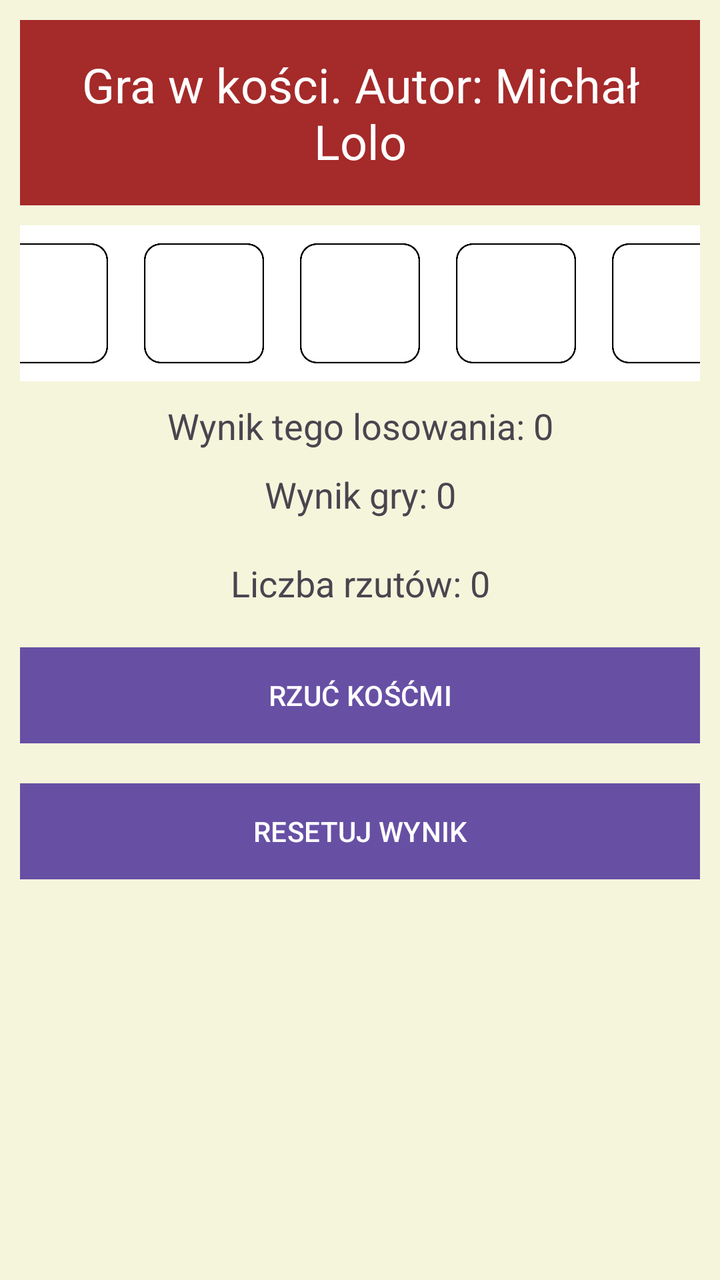
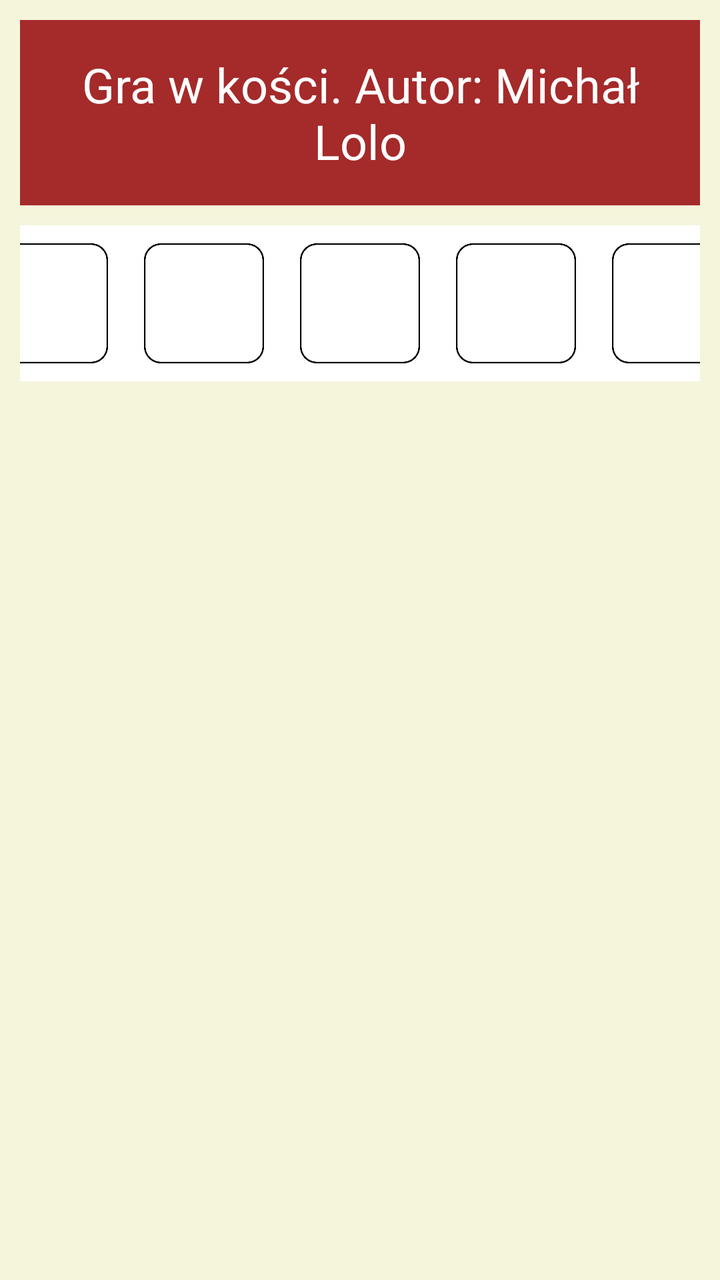

Screens rendered from an Android XML layout before and after an edit, with the pre-edit source and the edit as a unified diff.
<!-- AndroidManifest.xml: application theme Theme.DiceGame -->
<!-- res/layout/activity_main.xml -->
<?xml version="1.0" encoding="utf-8"?>
<LinearLayout xmlns:android="http://schemas.android.com/apk/res/android"
    android:layout_width="match_parent"
    android:layout_height="match_parent"
    android:background="#F5F5DC"
    android:orientation="vertical"
    android:padding="10dp">


    <TextView
        style="@style/TitleText"
        android:id="@+id/gameTitle"
        android:layout_width="match_parent"
        android:layout_height="wrap_content"
        android:text="Gra w kości. Autor: Michał Lolo"

        android:padding="16dp" />


    <LinearLayout
        android:layout_width="match_parent"
        android:layout_height="wrap_content"
        android:orientation="horizontal"
        android:background="#FFFFFF"
        android:gravity="center"
        android:layout_marginVertical="10dp">


        <ImageView
            android:id="@+id/dice1"
            style="@style/DiceVanilla"
             />

        <ImageView
            android:id="@+id/dice2"
            style="@style/DiceVanilla" />

        <ImageView
            android:id="@+id/dice3"
            style="@style/DiceVanilla" />

        <ImageView
            android:id="@+id/dice4"
            style="@style/DiceVanilla" />


        <ImageView
            android:id="@+id/dice5"
            style="@style/DiceVanilla" />
    </LinearLayout>

    <TextView
        android:id="@+id/currentRollScore"
        android:layout_width="match_parent"
        android:layout_height="wrap_content"
        android:text="Wynik tego losowania: 0"
        android:textSize="18sp"
        android:gravity="center" />

    <TextView
        android:id="@+id/gameScore"
        android:layout_width="match_parent"
        android:layout_height="wrap_content"
        android:text="Wynik gry: 0"
        android:textSize="18sp"
        android:gravity="center"
        android:layout_marginVertical="10dp" />

    <TextView
        android:id="@+id/rollCount"
        android:layout_width="match_parent"
        android:layout_height="wrap_content"
        android:text="Liczba rzutów: 0"
        android:textSize="18sp"
        android:gravity="center"
        android:layout_marginVertical="10dp" />

    <Button
        android:id="@+id/rollDiceButton"
        android:layout_width="match_parent"
        android:layout_height="wrap_content"
        android:text="RZUĆ KOŚĆMI"
        android:background="#D2691E"
        android:layout_marginVertical="10dp"
        android:textColor="#FFFFFF" />

    <Button
        android:id="@+id/resetButton"
        android:layout_width="match_parent"
        android:layout_height="wrap_content"
        android:text="RESETUJ WYNIK"
        android:background="#D2691E"
        android:layout_marginVertical="10dp"
        android:textColor="#FFFFFF" />

</LinearLayout>
<!-- resources referenced by this layout -->
<resources>
  <style name="DiceVanilla">
          <item name="android:layout_width">60dp</item>
          <item name="android:layout_height">60dp</item>
          <item name="android:gravity">center</item>
          <item name="android:src">@drawable/blank</item>
          <item name="android:layout_margin">9dp</item>
  
      </style>
  <style name="TitleText">
          <item name="android:textColor">#FFFFFF</item>
          <item name="android:background">#A52A2A</item>
          <item name="android:textSize">24sp</item>
          <item name="android:gravity">center</item>
      </style>
  <style name="Theme.DiceGame" parent="Base.Theme.DiceGame" />
  <!-- drawable blank: png bitmap (drawable, 4907 bytes) -->
  <style name="Base.Theme.DiceGame" parent="Theme.Material3.DayNight.NoActionBar">
          
          
      </style>
</resources>

<!-- the commit's change to res/layout/activity_main.xml (unified diff, before → after) -->
@@ -29,7 +29,7 @@
         <ImageView
             android:id="@+id/dice1"
             style="@style/DiceVanilla"
-             />
+            />
 
         <ImageView
             android:id="@+id/dice2"
@@ -51,16 +51,14 @@
 
     <TextView
         android:id="@+id/currentRollScore"
-        android:layout_width="match_parent"
-        android:layout_height="wrap_content"
+        style="@style/Basic"
         android:text="Wynik tego losowania: 0"
         android:textSize="18sp"
         android:gravity="center" />
 
     <TextView
         android:id="@+id/gameScore"
-        android:layout_width="match_parent"
-        android:layout_height="wrap_content"
+        style="@style/Basic"
         android:text="Wynik gry: 0"
         android:textSize="18sp"
         android:gravity="center"
@@ -68,8 +66,7 @@
 
     <TextView
         android:id="@+id/rollCount"
-        android:layout_width="match_parent"
-        android:layout_height="wrap_content"
+        style="@style/Basic"
         android:text="Liczba rzutów: 0"
         android:textSize="18sp"
         android:gravity="center"
@@ -77,8 +74,7 @@
 
     <Button
         android:id="@+id/rollDiceButton"
-        android:layout_width="match_parent"
-        android:layout_height="wrap_content"
+        style="@style/Basic"
         android:text="RZUĆ KOŚĆMI"
         android:background="#D2691E"
         android:layout_marginVertical="10dp"
@@ -86,8 +82,7 @@
 
     <Button
         android:id="@+id/resetButton"
-        android:layout_width="match_parent"
-        android:layout_height="wrap_content"
+        style="@style/Basic"
         android:text="RESETUJ WYNIK"
         android:background="#D2691E"
         android:layout_marginVertical="10dp"
